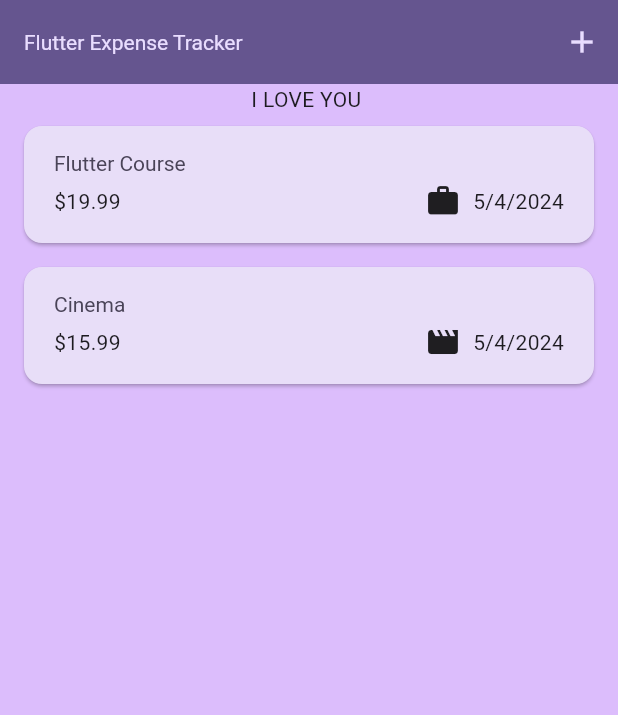
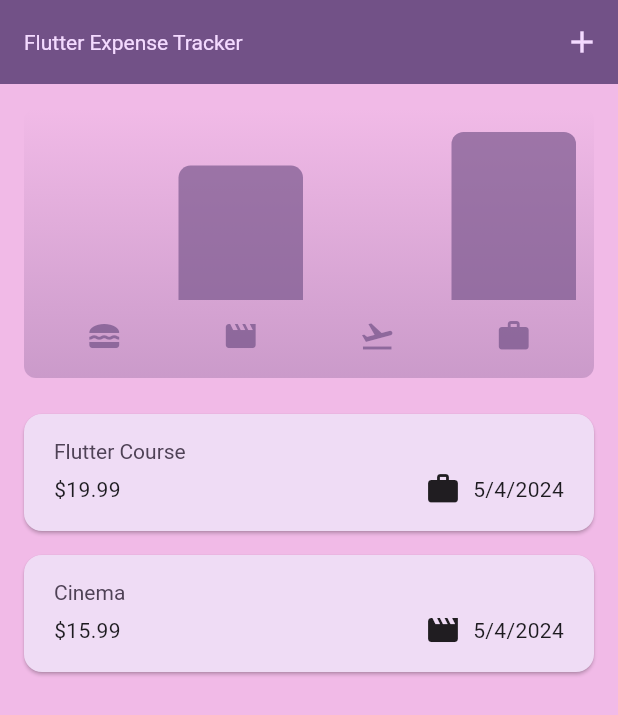
Before and after one commit to Harsh20221/Expanse_tracker, a Flutter app: the screen it shows after launch, on a phone screen of 412 x 824 dp. Shown: the top 715 px of the screen. Run offline on Flutter 3.47's test engine with Material 3 defaults, Android fonts, the phone set to English and light mode, and no system bars.

Commit message:
changes to various files added chart widget

```diff
--- a/lib/main.dart
+++ b/lib/main.dart
@@ -2,7 +2,7 @@ import 'package:expansetracker/widgets/expenses.dart';
 import 'package:flutter/material.dart';
 import 'package:flutter/services.dart';
 var kcolorscheme = ColorScheme.fromSeed(
-  seedColor: Color.fromARGB(255, 96, 59, 181),
+  seedColor: Color.fromARGB(247, 143, 7, 216),
 ); //? Creating a color scheme for the app
 //* This file is the main file from where everything runs
 //* it's the entry point of the app
@@ -14,7 +14,7 @@ void main() { WidgetsFlutterBinding.ensureInitialized(); //?We have created this
             //# Using this Themedata We are providing basic theme for vairous elements in our app
             //# We are using this function so that we don't have to manually change the styling of every widget , Rather we can choose from a default theme
             useMaterial3: true,
-            scaffoldBackgroundColor: Color.fromARGB(255, 220, 189, 252),
+            scaffoldBackgroundColor: Color.fromARGB(255, 241, 186, 231),
             colorScheme: kcolorscheme,
             appBarTheme: AppBarTheme().copyWith(  //? AppBar Theme
                 //? To change AppBar Theme
--- a/lib/models/expense.dart
+++ b/lib/models/expense.dart
@@ -38,21 +38,21 @@ String get formatteddate{
 
 }
 
-class ExpenseBucket{
-  const ExpenseBucket({required this.category , required this.expenses});
+class ExpenseBucket { //# This a a Additional Class to Organise Individual expense in Bukets to Help The Chart Widgets access individual expenses
+  const ExpenseBucket({required this.category, required this.expenses});
+  ExpenseBucket.forCategory(List<Expense> allExpenses, this.category)  //# Additional Constructor function to Sort Expenses
+      : expenses = allExpenses
+            .where((expense) => expense.category == category)
+            .toList();
   final Category category;
-  final List <Expense> expenses ;
+  final List<Expense> expenses;
 
-double get totalExpenses{
-  double  sum =0;
+  double get totalExpenses {
+    double sum = 0;
 
-  for(final expense in expenses){
-    sum = sum + expense.amount;
+    for (final expense in expenses) {  //# This for loop adds all the expenses and return the sum of all expenses
+      sum = sum + expense.amount;
+    }
+    return sum;
   }
-return sum;
-
 }
-
-
-
-}
--- /dev/null
+++ b/lib/widgets/chart/chart.dart
@@ -0,0 +1,94 @@
+import 'package:flutter/material.dart';
+import 'package:expansetracker/widgets/chart/chart_bar.dart';
+import 'package:expansetracker/models/expense.dart'; //! DO NOT FORGET TO IMPORT EXPENSE FROM MODELS
+class Chart extends StatelessWidget {
+  const Chart({super.key, required this.expenses});
+
+  final List<Expense> expenses;
+
+  List<ExpenseBucket> get buckets {
+    return [
+      ExpenseBucket.forCategory(expenses, Category.food),
+      ExpenseBucket.forCategory(expenses, Category.leisure),
+      ExpenseBucket.forCategory(expenses, Category.travel),
+      ExpenseBucket.forCategory(expenses, Category.work),
+    ];
+  }
+
+  double get maxTotalExpense {
+    double maxTotalExpense = 0;
+
+    for (final bucket in buckets) {
+      if (bucket.totalExpenses > maxTotalExpense) {
+        maxTotalExpense = bucket.totalExpenses;
+      }
+    }
+
+    return maxTotalExpense;
+  }
+
+  @override
+  Widget build(BuildContext context) {
+    final isDarkMode =
+        MediaQuery.of(context).platformBrightness == Brightness.dark;
+    return Container(
+      margin: const EdgeInsets.all(16),
+      padding: const EdgeInsets.symmetric(
+        vertical: 16,
+        horizontal: 8,
+      ),
+      width: double.infinity,
+      height: 180,
+      decoration: BoxDecoration(
+        borderRadius: BorderRadius.circular(8),
+        gradient: LinearGradient(
+          colors: [
+            Theme.of(context).colorScheme.primary.withOpacity(0.3),
+            Theme.of(context).colorScheme.primary.withOpacity(0.0)
+          ],
+          begin: Alignment.bottomCenter,
+          end: Alignment.topCenter,
+        ),
+      ),
+      child: Column(
+        children: [
+          Expanded(
+            child: Row(
+              crossAxisAlignment: CrossAxisAlignment.end,
+              children: [
+                for (final bucket in buckets) // alternative to map()
+                  ChartBar(
+                    fill: bucket.totalExpenses == 0
+                        ? 0
+                        : bucket.totalExpenses / maxTotalExpense,
+                  )
+              ],
+            ),
+          ),
+          const SizedBox(height: 12),
+          Row(
+            children: buckets
+                .map(
+                  (bucket) => Expanded(
+                    child: Padding(
+                      padding: const EdgeInsets.symmetric(horizontal: 4),
+                      child: Icon(
+                        Category_Icons[bucket.category],  ///! This Category icon is a Data model created inside the expense folder in models
+                        //! make sure to not write it as categoryicons , the name should be same as that created earlier , This displays the icon of Chart Categories
+                        color: isDarkMode
+                            ? Theme.of(context).colorScheme.secondary
+                            : Theme.of(context)
+                                .colorScheme
+                                .primary
+                                .withOpacity(0.7),
+                      ),
+                    ),
+                  ),
+                )
+                .toList(),
+          )
+        ],
+      ),
+    );
+  }
+}
--- /dev/null
+++ b/lib/widgets/chart/chart_bar.dart
@@ -0,0 +1,34 @@
+import 'package:flutter/material.dart';
+
+class ChartBar extends StatelessWidget {
+  const ChartBar({
+    super.key,
+    required this.fill,
+  });
+
+  final double fill;
+
+  @override
+  Widget build(BuildContext context) {
+    final isDarkMode =
+        MediaQuery.of(context).platformBrightness == Brightness.dark;
+    return Expanded(
+      child: Padding(
+        padding: const EdgeInsets.symmetric(horizontal: 4),
+        child: FractionallySizedBox(
+          heightFactor: fill,
+          child: DecoratedBox(
+            decoration: BoxDecoration(
+              shape: BoxShape.rectangle,
+              borderRadius:
+                  const BorderRadius.vertical(top: Radius.circular(8)),
+              color: isDarkMode
+                  ? Theme.of(context).colorScheme.secondary
+                  : Theme.of(context).colorScheme.primary.withOpacity(0.65),
+            ),
+          ),
+        ),
+      ),
+    );
+  }
+}
--- a/lib/widgets/expenses.dart
+++ b/lib/widgets/expenses.dart
@@ -2,6 +2,8 @@ import 'package:expansetracker/models/expense.dart';
 import 'package:expansetracker/widgets/new_expense.dart';
 import 'package:flutter/material.dart';
 import 'package:expansetracker/widgets/expenses_list/expenses_list.dart';
+import 'chart/chart.dart';
+
 //* This file has the code for add and delete expense too
 //* This file contains the dummy data for expenses to test the app
 //* and it also contains the code to change the state of the app and contains code for home screen of app like Scaffold and appbar
@@ -102,7 +104,7 @@ class _ExpensesState extends State<Expenses> {
           //todo: Do not forget to add Appbar function after appbar: argument inside scaffold then define a i\IconButton inside actions parameter of Appbar function
           //todo:then also remember to use function Icon() then write Icons.add inside the Icon function  , don't just write Icons.add without function definition
           children: [
-            Text("I LOVE YOU "),
+            Chart(expenses: _registeredexpenses),
             Expanded(child: maincontent)
           ], //? Here we are displaying the list of expenses using expenses_list widget , _registered is defined at line 18
         ));
```
